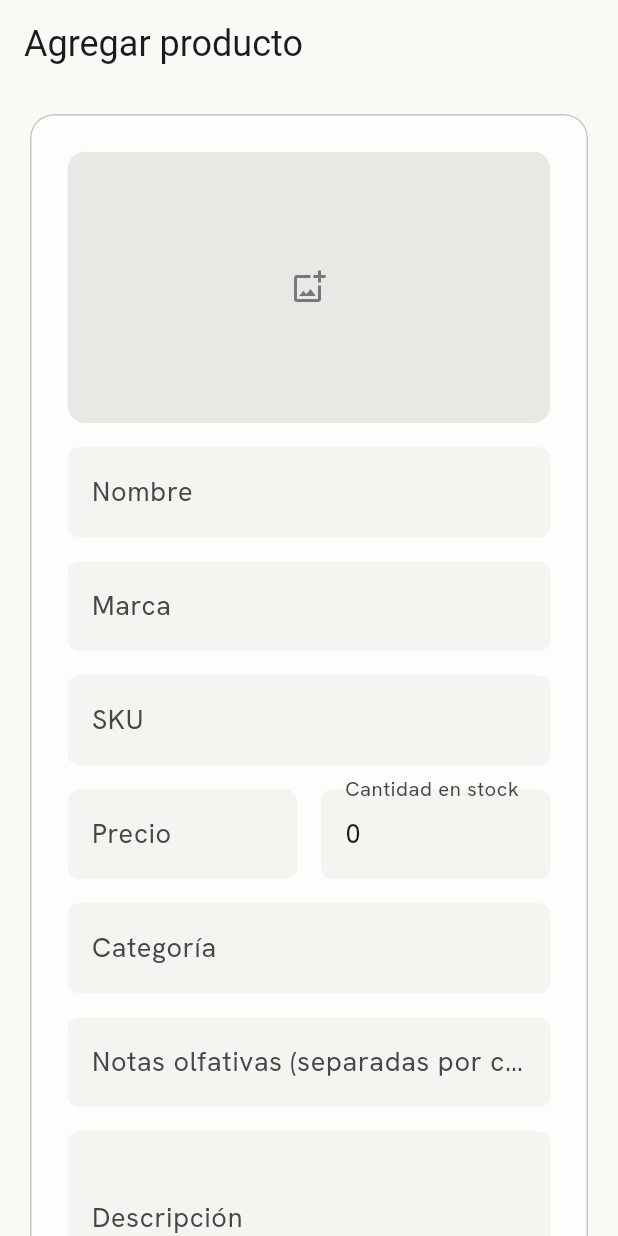
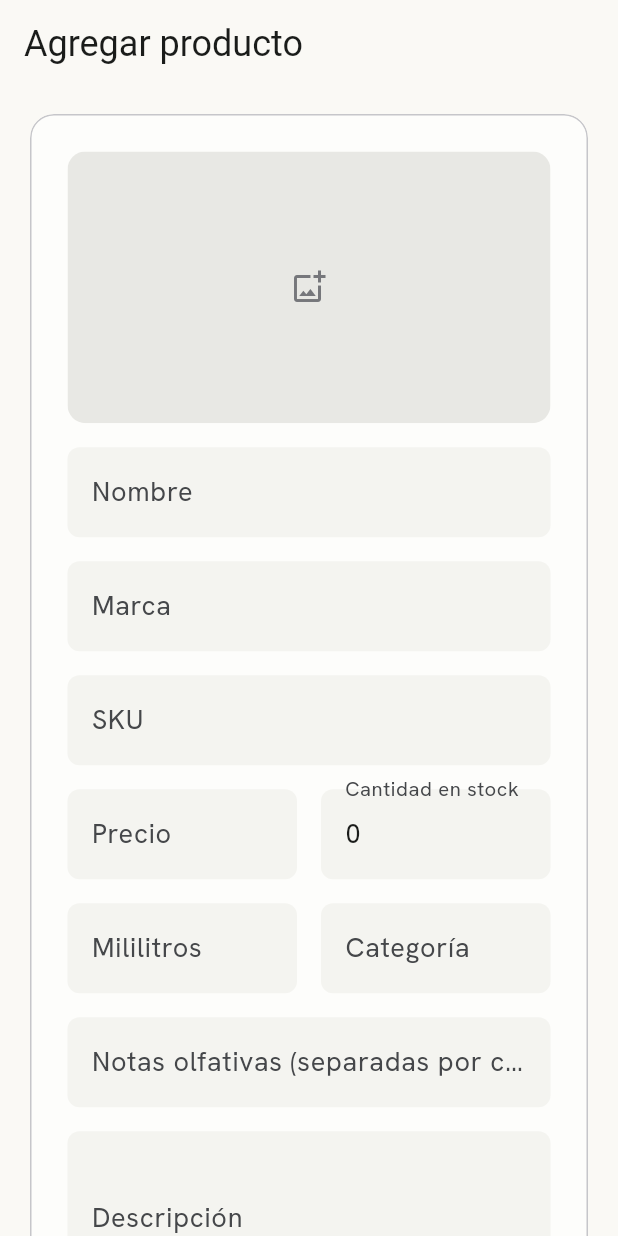
Before and after one commit to yayorome/auracatalog, a Flutter app: the ProductFormScreen screen opened by its route, on a phone screen of 412 x 824 dp. Run offline on Flutter 3.47's test engine with Material 3 defaults, Android fonts, the phone set to English and light mode, and no system bars; our stand-ins replace cached_network_image, fl_chart, flutter_image_compress, flutter_riverpod, go_router, google_fonts and 3 more; accounts and stored records are empty; Roboto replaces fonts that are missing (Libre Caslon Text).

Commit message:
Add optional milliliters field to products
Perfume bottle size, nullable throughout since not every product needs
it recorded. Backed by a new products.milliliters column (migration
add_products_milliliters, check >0 when set), surfaced in the product
form (not required) and shown as "XX ml" next to price on the catalog
cards and detail screen when present.

Co-Authored-By: Claude Sonnet 5 <noreply@anthropic.com>

```diff
--- a/lib/features/catalog/domain/product.dart
+++ b/lib/features/catalog/domain/product.dart
@@ -14,6 +14,7 @@ class Product {
     required this.fragranceNotes,
     required this.isActive,
     required this.imageUrl,
+    this.milliliters,
   });
 
   factory Product.fromRow(Map<String, dynamic> row, {String? imageUrl}) {
@@ -32,6 +33,7 @@ class Product {
           const [],
       isActive: row['is_active'] as bool,
       imageUrl: imageUrl,
+      milliliters: row['milliliters'] as int?,
     );
   }
 
@@ -47,6 +49,7 @@ class Product {
   final List<String> fragranceNotes;
   final bool isActive;
   final String? imageUrl;
+  final int? milliliters;
 
   bool get inStock => stockQuantity > 0;
 }
--- a/lib/features/inventory/data/inventory_repository.dart
+++ b/lib/features/inventory/data/inventory_repository.dart
@@ -24,6 +24,7 @@ class InventoryRepository {
     required int stockQuantity,
     required String? category,
     required List<String> fragranceNotes,
+    required int? milliliters,
   }) async {
     final row = await _client
         .from('products')
@@ -37,6 +38,7 @@ class InventoryRepository {
           'stock_quantity': stockQuantity,
           'category': category,
           'fragrance_notes': fragranceNotes,
+          'milliliters': milliliters,
         })
         .select('id')
         .single();
@@ -54,6 +56,7 @@ class InventoryRepository {
     required int stockQuantity,
     required String? category,
     required List<String> fragranceNotes,
+    required int? milliliters,
   }) async {
     await _client
         .from('products')
@@ -67,6 +70,7 @@ class InventoryRepository {
           'stock_quantity': stockQuantity,
           'category': category,
           'fragrance_notes': fragranceNotes,
+          'milliliters': milliliters,
         })
         .eq('id', productId);
   }
--- a/lib/features/inventory/presentation/product_form_screen.dart
+++ b/lib/features/inventory/presentation/product_form_screen.dart
@@ -35,6 +35,7 @@ class _ProductFormScreenState extends ConsumerState<ProductFormScreen> {
   final _skuController = TextEditingController();
   final _priceController = TextEditingController();
   final _stockController = TextEditingController(text: '0');
+  final _millilitersController = TextEditingController();
   final _categoryController = TextEditingController();
   final _notesController = TextEditingController();
   final _descriptionController = TextEditingController();
@@ -55,6 +56,7 @@ class _ProductFormScreenState extends ConsumerState<ProductFormScreen> {
     _skuController.dispose();
     _priceController.dispose();
     _stockController.dispose();
+    _millilitersController.dispose();
     _categoryController.dispose();
     _notesController.dispose();
     _descriptionController.dispose();
@@ -69,6 +71,7 @@ class _ProductFormScreenState extends ConsumerState<ProductFormScreen> {
     _skuController.text = product.sku ?? '';
     _priceController.text = product.price.toString();
     _stockController.text = product.stockQuantity.toString();
+    _millilitersController.text = product.milliliters?.toString() ?? '';
     _categoryController.text = product.category ?? '';
     _notesController.text = product.fragranceNotes.join(', ');
     _descriptionController.text = product.description ?? '';
@@ -119,6 +122,9 @@ class _ProductFormScreenState extends ConsumerState<ProductFormScreen> {
       final repository = ref.read(inventoryRepositoryProvider);
       final price = double.parse(_priceController.text);
       final stock = int.parse(_stockController.text);
+      final milliliters = _millilitersController.text.trim().isEmpty
+          ? null
+          : int.tryParse(_millilitersController.text.trim());
 
       String productId;
       if (_isEditing) {
@@ -142,6 +148,7 @@ class _ProductFormScreenState extends ConsumerState<ProductFormScreen> {
               ? null
               : _categoryController.text.trim(),
           fragranceNotes: _parseNotes(),
+          milliliters: milliliters,
         );
       } else {
         productId = await repository.createProduct(
@@ -162,6 +169,7 @@ class _ProductFormScreenState extends ConsumerState<ProductFormScreen> {
               ? null
               : _categoryController.text.trim(),
           fragranceNotes: _parseNotes(),
+          milliliters: milliliters,
         );
       }
 
@@ -346,11 +354,27 @@ class _ProductFormScreenState extends ConsumerState<ProductFormScreen> {
                           ],
                         ),
                         const SizedBox(height: AuraSpacing.unit * 2),
-                        TextFormField(
-                          controller: _categoryController,
-                          decoration: const InputDecoration(
-                            labelText: 'Categoría',
-                          ),
+                        Row(
+                          children: [
+                            Expanded(
+                              child: TextFormField(
+                                controller: _millilitersController,
+                                decoration: const InputDecoration(
+                                  labelText: 'Mililitros',
+                                ),
+                                keyboardType: TextInputType.number,
+                              ),
+                            ),
+                            const SizedBox(width: AuraSpacing.unit * 2),
+                            Expanded(
+                              child: TextFormField(
+                                controller: _categoryController,
+                                decoration: const InputDecoration(
+                                  labelText: 'Categoría',
+                                ),
+                              ),
+                            ),
+                          ],
                         ),
                         const SizedBox(height: AuraSpacing.unit * 2),
                         TextFormField(
```
Also changed, not shown: lib/features/catalog/presentation/catalog_screen.dart (+31 -0 lines), lib/features/catalog/presentation/product_detail_screen.dart (+18 -3 lines).
